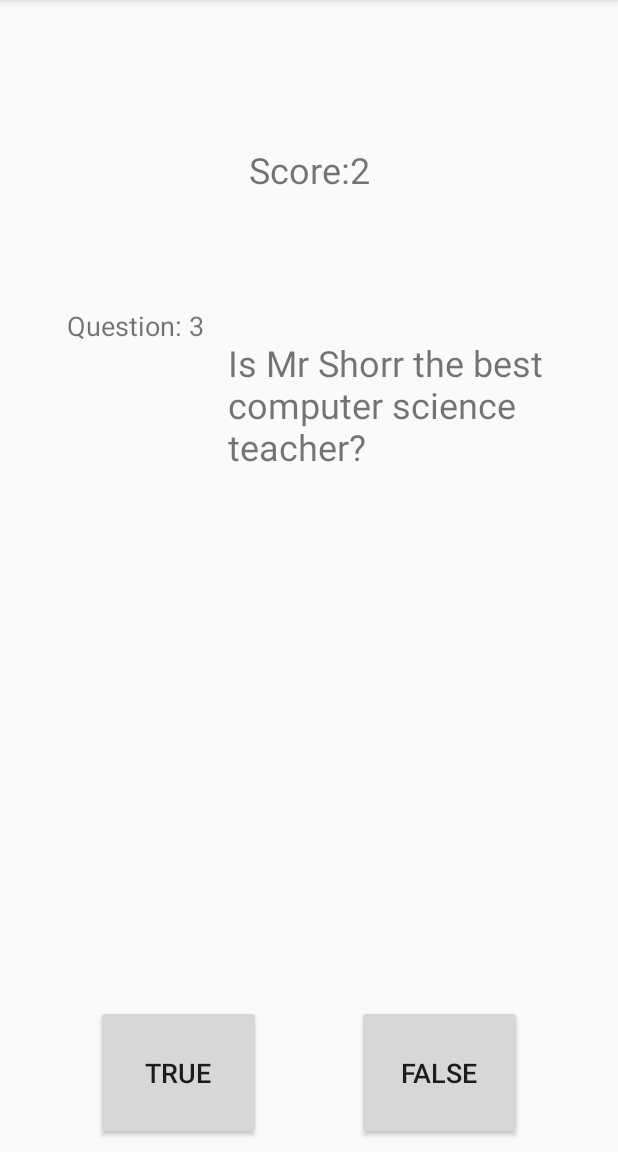
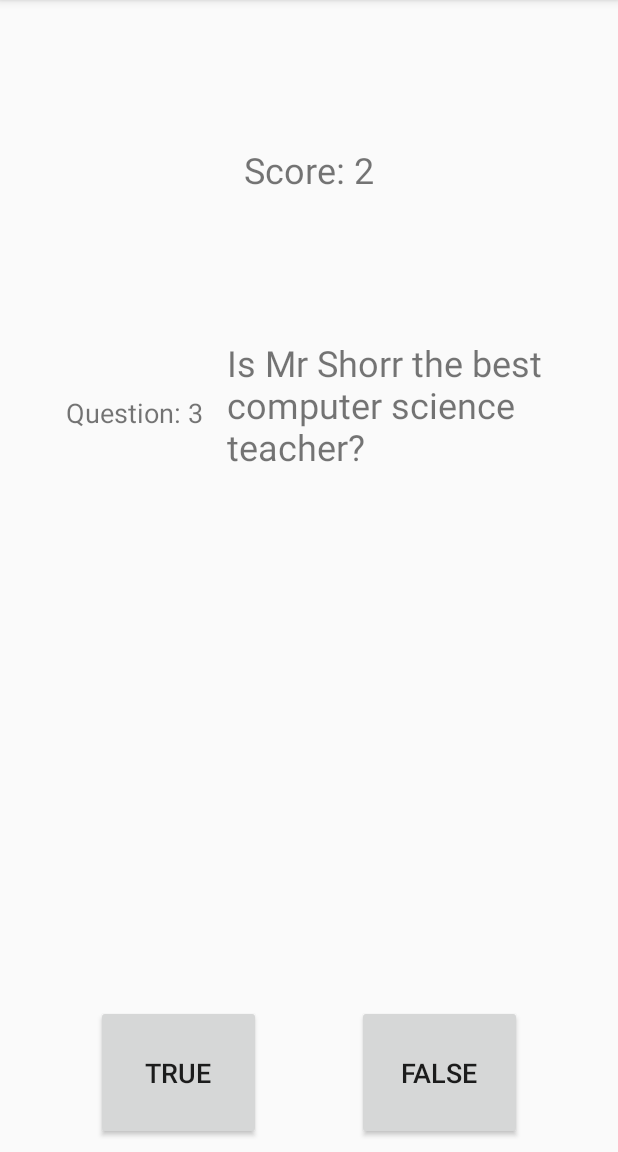
Before and after one commit to SirLancelotZ/TrueFalseQuiz, an Android app: the screen it shows after launch (MainActivity), after a tap on "FALSE", on a phone screen of 412 x 824 dp, the part 84-1236 px from its top. Run offline under Robolectric (Android 15) with nearby library versions, the phone set to English and light mode, and no system bars; 1 other tap on this screen came first.

Commit message:
11/10 edit3

```diff
--- a/app/src/main/java/com/example/truefalsequiz/MainActivity.java
+++ b/app/src/main/java/com/example/truefalsequiz/MainActivity.java
@@ -82,12 +82,12 @@ public class MainActivity extends AppCompatActivity implements View.OnClickListe
         switch(view.getId()){
             case R.id.button_quiz_false:
                 if(quiz.getCurrentQuestion().isAnswer() == false){
-                    Toast.makeText(this, "CORRECT!", Toast.LENGTH_SHORT).show();
+                    Toast.makeText(this, R.string.correct, Toast.LENGTH_SHORT).show();
                     quiz.setScore(quiz.getScore() + 1);
                 }
                 else
                 {
-                    Toast.makeText(this, "WRONG!", Toast.LENGTH_SHORT).show();
+                    Toast.makeText(this, R.string.wrong, Toast.LENGTH_SHORT).show();
                 }
                 if(quiz.isThereAnotherQuestion()) {
                     quiz.nextQuestion();
@@ -104,12 +104,12 @@ public class MainActivity extends AppCompatActivity implements View.OnClickListe
                 break;
             case R.id.button_quiz_true:
                 if(quiz.getCurrentQuestion().isAnswer() == true){
-                    Toast.makeText(this, "CORRECT!", Toast.LENGTH_SHORT).show();
+                    Toast.makeText(this, R.string.correct, Toast.LENGTH_SHORT).show();
                     quiz.setScore(quiz.getScore() + 1);
                 }
                 else
                 {
-                    Toast.makeText(this, "WRONG", Toast.LENGTH_SHORT).show();
+                    Toast.makeText(this, R.string.wrong, Toast.LENGTH_SHORT).show();
                 }
                 if(quiz.isThereAnotherQuestion()) {
                     quiz.nextQuestion();
--- a/app/src/main/res/layout/activity_main.xml
+++ b/app/src/main/res/layout/activity_main.xml
@@ -56,10 +56,10 @@
         android:textSize="18sp"
         app:layout_constraintBottom_toTopOf="@+id/button_quiz_true"
         app:layout_constraintEnd_toStartOf="@+id/textView_score_score"
-        app:layout_constraintHorizontal_bias="0.653"
+        app:layout_constraintHorizontal_bias="0.681"
         app:layout_constraintStart_toStartOf="parent"
         app:layout_constraintTop_toTopOf="parent"
-        app:layout_constraintVertical_bias="0.327" />
+        app:layout_constraintVertical_bias="0.423" />
 
     <TextView
         android:id="@+id/textView_score_score"
--- a/app/src/main/res/values/strings.xml
+++ b/app/src/main/res/values/strings.xml
@@ -6,7 +6,9 @@
     <string name="completion">completion</string>
     <string name="score">score</string>
     <string name="main_question">"Question: "</string>
-    <string name="main_score">Score:</string>
+    <string name="main_score">"Score: "</string>
     <string name="yourscore">Your score:</string>
     <string name="score_completion">You have completed this quiz!</string>
+    <string name="correct">CORRECT!</string>
+    <string name="wrong">WRONG!</string>
 </resources>
```
Also changed, not shown: app/src/main/res/layout/activity_score.xml (+4 -4 lines), app/src/main/res/raw/questions.json (+21 -0 lines), 1 other file.
